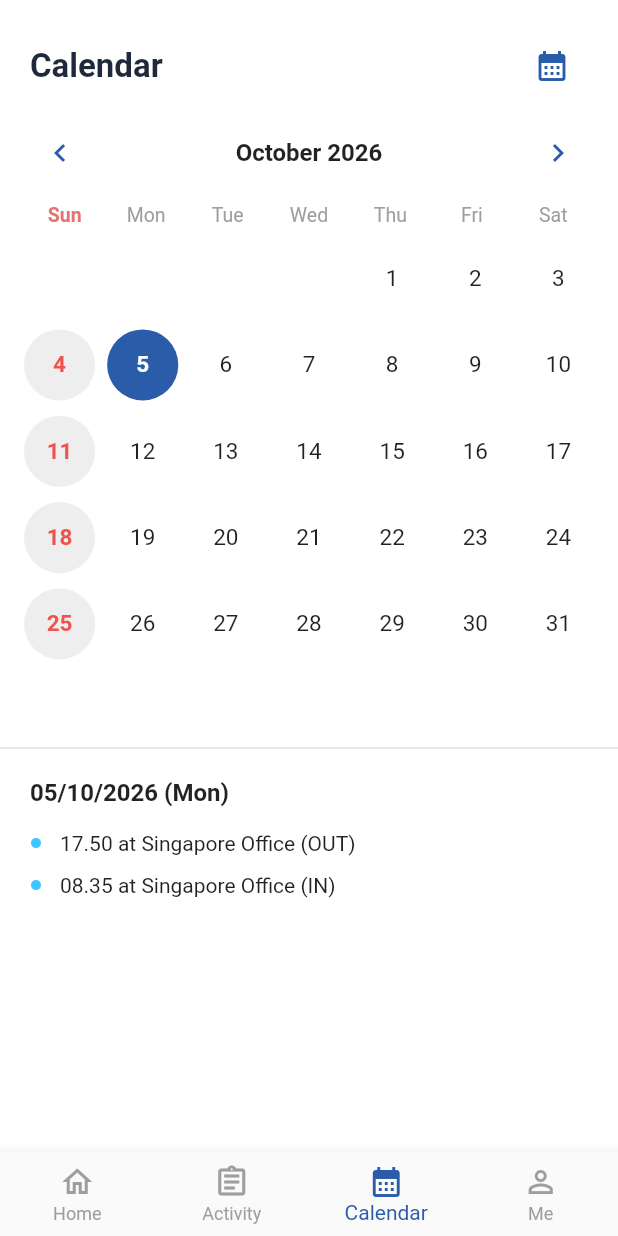
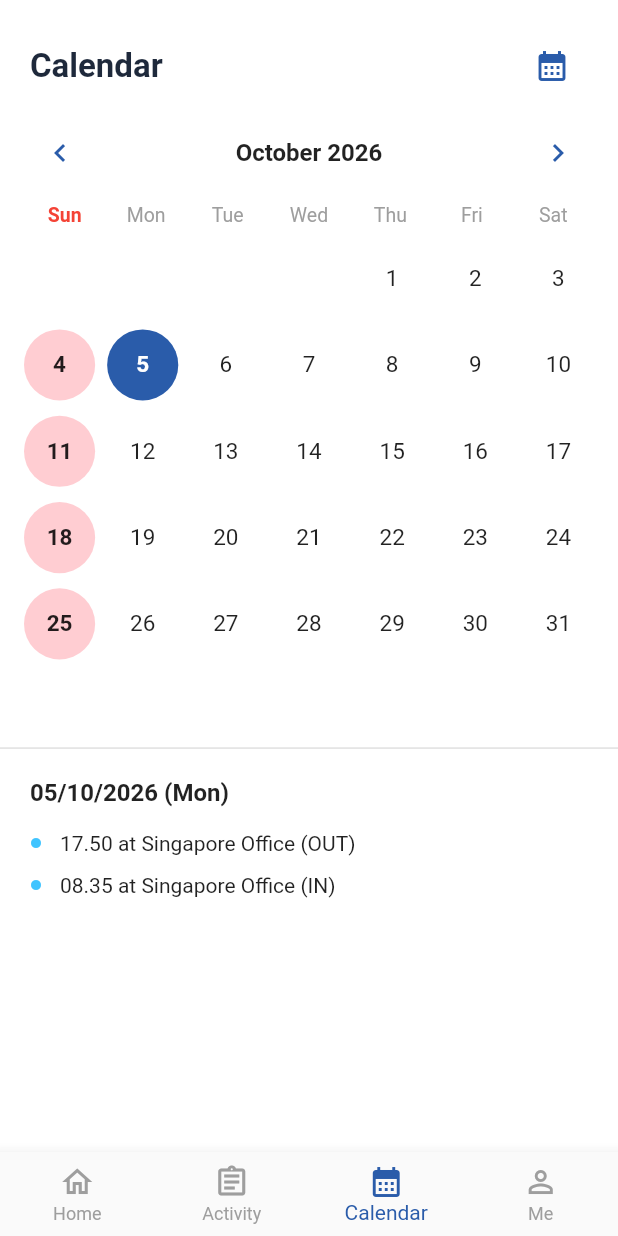
Before and after one commit to hoanglong0299/EnterpriseManagement-MB, a Flutter app: the DashboardScreen screen opened directly, item 3 of the bottom bar chosen, on a phone screen of 412 x 824 dp. Run offline on Flutter 3.47's test engine with Material 3 defaults, Android fonts, the phone set to English and light mode, and no system bars; our stand-ins replace dio, shared_preferences; accounts and stored records are empty.

Commit message:
sửa calendar

```diff
--- a/lib/features/calendar/screens/calendar_screen.dart
+++ b/lib/features/calendar/screens/calendar_screen.dart
@@ -11,7 +11,7 @@ class CalendarScreen extends StatefulWidget {
 }
 
 class _CalendarScreenState extends State<CalendarScreen> {
-  DateTime _selectedDate = DateTime.now();
+  DateTime? _selectedDate = DateTime.now();
   DateTime _focusedMonth = DateTime.now();
 
   final List<String> _weekDays = ['Sun', 'Mon', 'Tue', 'Wed', 'Thu', 'Fri', 'Sat'];
@@ -25,7 +25,7 @@ class _CalendarScreenState extends State<CalendarScreen> {
   Future<void> _selectDate(BuildContext context) async {
     final DateTime? picked = await showDatePicker(
       context: context,
-      initialDate: _selectedDate,
+      initialDate: _selectedDate ?? DateTime.now(),
       firstDate: DateTime(2000),
       lastDate: DateTime(2100),
       builder: (context, child) {
@@ -57,12 +57,12 @@ class _CalendarScreenState extends State<CalendarScreen> {
     int daysInMonth = DateTime(_focusedMonth.year, _focusedMonth.month + 1, 0).day;
     int firstDayOffset = DateTime(_focusedMonth.year, _focusedMonth.month, 1).weekday % 7;
 
-    bool isTodaySelected = _selectedDate.year == DateTime.now().year &&
-                           _selectedDate.month == DateTime.now().month &&
-                           _selectedDate.day == DateTime.now().day;
+    bool isTodaySelected = _selectedDate != null &&
+                           _selectedDate!.year == DateTime.now().year &&
+                           _selectedDate!.month == DateTime.now().month &&
+                           _selectedDate!.day == DateTime.now().day;
 
-    // Kiểm tra xem ngày đang được chọn có phải là Chủ nhật không
-    bool isSelectedSunday = _selectedDate.weekday == DateTime.sunday;
+    bool isSelectedSunday = _selectedDate != null && _selectedDate!.weekday == DateTime.sunday;
 
     return Container(
       color: Colors.white,
@@ -104,7 +104,7 @@ class _CalendarScreenState extends State<CalendarScreen> {
           ),
           const SizedBox(height: 10),
 
-          // 3. Thứ trong tuần (Sun -> Sat)
+          // 3. Thứ trong tuần
           Padding(
             padding: const EdgeInsets.symmetric(horizontal: 16.0),
             child: Row(
@@ -114,7 +114,7 @@ class _CalendarScreenState extends State<CalendarScreen> {
                   child: Text(
                     day,
                     style: TextStyle(
-                      color: day == 'Sun' ? Colors.red.shade300 : Colors.grey, // Chữ Sun màu đỏ nhạt
+                      color: day == 'Sun' ? Colors.red : Colors.grey,
                       fontSize: 13,
                       fontWeight: day == 'Sun' ? FontWeight.bold : FontWeight.normal,
                     ),
@@ -153,35 +153,38 @@ class _CalendarScreenState extends State<CalendarScreen> {
                       int day = index - firstDayOffset + 1;
                       DateTime currentDate = DateTime(_focusedMonth.year, _focusedMonth.month, day);
 
-                      bool isSelected = _selectedDate.year == currentDate.year &&
-                                        _selectedDate.month == currentDate.month &&
-                                        _selectedDate.day == currentDate.day;
+                      bool isSelected = _selectedDate != null &&
+                                        _selectedDate!.year == currentDate.year &&
+                                        _selectedDate!.month == currentDate.month &&
+                                        _selectedDate!.day == currentDate.day;
 
                       bool isSunday = currentDate.weekday == DateTime.sunday;
 
                       return GestureDetector(
                         onTap: () {
                           setState(() {
-                            _selectedDate = currentDate;
+                            if (isSelected) {
+                              _selectedDate = null; // Bấm lại để bỏ chọn
+                            } else {
+                              _selectedDate = currentDate; // Gán ngày mới
+                            }
                           });
                         },
                         child: Container(
                           decoration: BoxDecoration(
                             shape: BoxShape.circle,
-                            // Nếu được chọn -> Màu xanh. Nếu là CN chưa chọn -> Nền xám mờ. Còn lại -> Trong suốt
+                            // Chọn -> Xanh. Chủ nhật (chưa chọn) -> Nền Đỏ nhạt. Bình thường -> Trong suốt
                             color: isSelected
                                 ? const Color(0xFF2A5CAA)
-                                : (isSunday ? Colors.grey.shade200 : Colors.transparent),
+                                : (isSunday ? Colors.red.shade100 : Colors.transparent),
                           ),
                           child: Center(
                             child: Text(
                               day.toString(),
                               style: TextStyle(
                                 fontSize: 15,
-                                // Chọn -> Trắng. Chủ nhật -> Đỏ nhạt. Bình thường -> Đen
-                                color: isSelected
-                                    ? Colors.white
-                                    : (isSunday ? Colors.red.shade400 : Colors.black87),
+                                // Chọn -> Trắng. Còn lại (cả Chủ nhật và ngày thường) -> Đen
+                                color: isSelected ? Colors.white : Colors.black87,
                                 fontWeight: isSelected || isSunday ? FontWeight.bold : FontWeight.normal,
                               ),
                             ),
@@ -206,20 +209,29 @@ class _CalendarScreenState extends State<CalendarScreen> {
               ),
               child: SingleChildScrollView(
                 physics: const BouncingScrollPhysics(),
-                child: Column(
+                child: _selectedDate == null
+                    ? const Padding(
+                        padding: EdgeInsets.only(top: 20),
+                        child: Center(
+                          child: Text(
+                            'Vui lòng chọn một ngày để xem lịch trình',
+                            style: TextStyle(color: Colors.grey, fontSize: 15),
+                          ),
+                        ),
+                      )
+                    : Column(
                         crossAxisAlignment: CrossAxisAlignment.start,
                         children: [
                           Text(
-                      DateFormat('dd/MM/yyyy (EEE)').format(_selectedDate),
+                            DateFormat('dd/MM/yyyy (EEE)').format(_selectedDate!),
                             style: const TextStyle(fontSize: 16, fontWeight: FontWeight.bold, color: Colors.black87),
                           ),
                           const SizedBox(height: 16),
 
-                    // XỬ LÝ LOGIC HIỂN THỊ NỘI DUNG NGÀY
                           if (isSelectedSunday)
                             const Row(
                               children: [
-                          Icon(Icons.weekend, size: 20, color: Colors.orange), // Icon nghỉ ngơi
+                                Icon(Icons.weekend, size: 20, color: Colors.orange),
                                 SizedBox(width: 12),
                                 Text(
                                   'DAY-OFF',
```
Also changed, not shown: lib/app/theme.dart (+32 -0 lines). Lines whose indentation alone changed are shown as unchanged.
